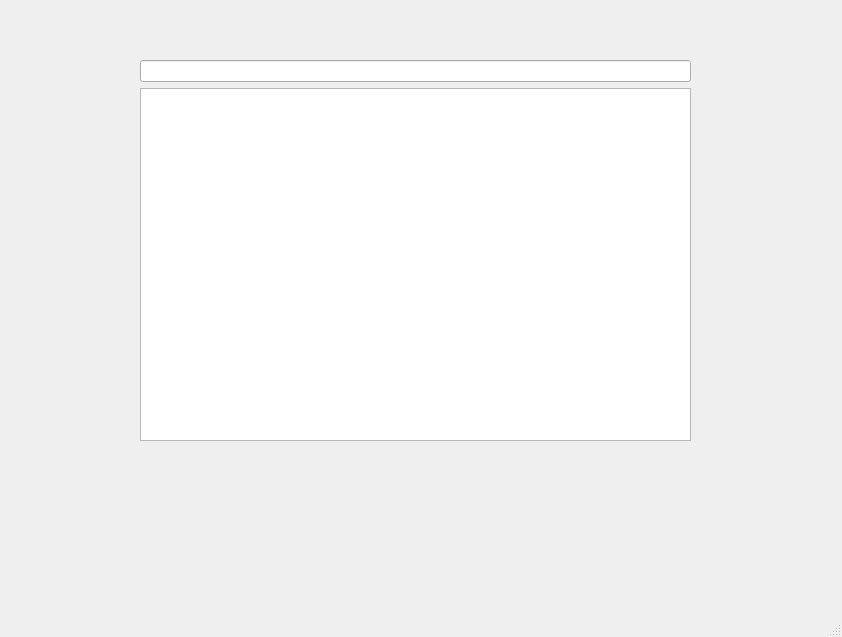
This is GUI/StudentManagementSystem/delete.ui in AppDevIn/StudentManagement as Qt 5 draws it before an edit. The edited form follows.
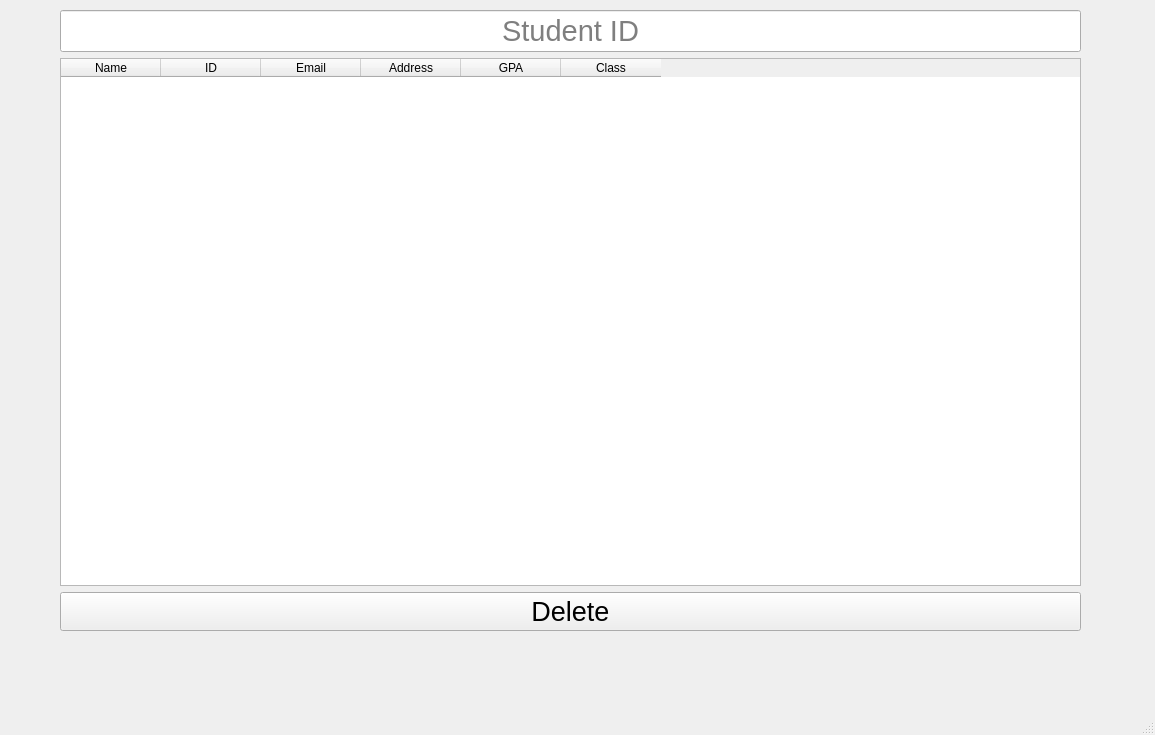
This is the edited form.

Commit message: 📱 Better UX for the Delete

Patch:
```diff
--- a/GUI/StudentManagementSystem/delete.ui
+++ b/GUI/StudentManagementSystem/delete.ui
@@ -6,29 +6,91 @@
    <rect>
     <x>0</x>
     <y>0</y>
-    <width>842</width>
-    <height>637</height>
+    <width>1155</width>
+    <height>735</height>
    </rect>
   </property>
   <property name="windowTitle">
    <string>MainWindow</string>
   </property>
   <widget class="QWidget" name="centralwidget">
-   <widget class="QWidget" name="">
+   <widget class="QWidget" name="layoutWidget">
     <property name="geometry">
      <rect>
-      <x>140</x>
-      <y>60</y>
-      <width>551</width>
-      <height>381</height>
+      <x>60</x>
+      <y>10</y>
+      <width>1021</width>
+      <height>621</height>
      </rect>
     </property>
-    <layout class="QVBoxLayout" name="verticalLayout">
+    <layout class="QVBoxLayout" name="verticalLayout_2">
      <item>
-      <widget class="QLineEdit" name="lineEdit"/>
-     </item>
-     <item>
-      <widget class="QListWidget" name="listWidget"/>
+      <layout class="QVBoxLayout" name="verticalLayout">
+       <item>
+        <widget class="QLineEdit" name="lineEdit">
+         <property name="font">
+          <font>
+           <pointsize>22</pointsize>
+          </font>
+         </property>
+         <property name="alignment">
+          <set>Qt::AlignCenter</set>
+         </property>
+         <property name="placeholderText">
+          <string>Student ID</string>
+         </property>
+        </widget>
+       </item>
+       <item>
+        <widget class="QTableWidget" name="tableWidget">
+         <property name="columnCount">
+          <number>6</number>
+         </property>
+         <column>
+          <property name="text">
+           <string>Name</string>
+          </property>
+         </column>
+         <column>
+          <property name="text">
+           <string>ID</string>
+          </property>
+         </column>
+         <column>
+          <property name="text">
+           <string>Email</string>
+          </property>
+         </column>
+         <column>
+          <property name="text">
+           <string>Address</string>
+          </property>
+         </column>
+         <column>
+          <property name="text">
+           <string>GPA</string>
+          </property>
+         </column>
+         <column>
+          <property name="text">
+           <string>Class</string>
+          </property>
+         </column>
+        </widget>
+       </item>
+       <item>
+        <widget class="QPushButton" name="Delete_2">
+         <property name="font">
+          <font>
+           <pointsize>20</pointsize>
+          </font>
+         </property>
+         <property name="text">
+          <string>Delete</string>
+         </property>
+        </widget>
+       </item>
+      </layout>
      </item>
     </layout>
    </widget>
```
Left out of the diff: 2 changed lines with no effect on the pictures. The commit also changes 12 other files.
